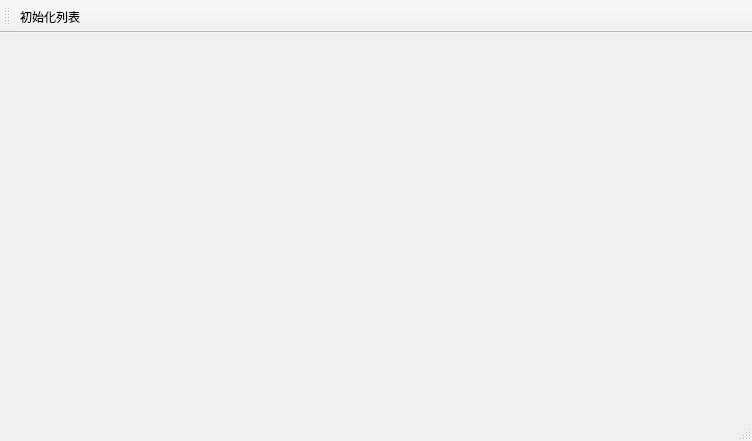
The window that samp4_7/mainwindow.ui (xx517230/Qt5p9DemoCode) describes before a commit, drawn with Qt 5.
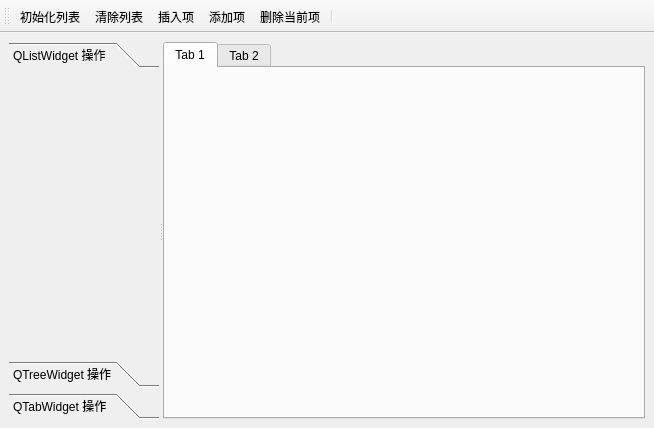
The same window after the commit. Icons and pictures are not drawn.

Patch:
```diff
--- a/samp4_7/mainwindow.ui
+++ b/samp4_7/mainwindow.ui
@@ -6,19 +6,91 @@
    <rect>
     <x>0</x>
     <y>0</y>
-    <width>752</width>
-    <height>441</height>
+    <width>654</width>
+    <height>428</height>
    </rect>
   </property>
   <property name="windowTitle">
    <string>MainWindow</string>
   </property>
-  <widget class="QWidget" name="centralwidget"/>
-  <widget class="QStatusBar" name="statusbar"/>
+  <widget class="QWidget" name="centralwidget">
+   <layout class="QGridLayout" name="gridLayout">
+    <item row="0" column="0">
+     <widget class="QSplitter" name="splitter">
+      <property name="orientation">
+       <enum>Qt::Horizontal</enum>
+      </property>
+      <widget class="QToolBox" name="toolBox">
+       <property name="minimumSize">
+        <size>
+         <width>120</width>
+         <height>0</height>
+        </size>
+       </property>
+       <property name="maximumSize">
+        <size>
+         <width>150</width>
+         <height>16777215</height>
+        </size>
+       </property>
+       <property name="currentIndex">
+        <number>0</number>
+       </property>
+       <widget class="QWidget" name="page_QListWidget">
+        <property name="geometry">
+         <rect>
+          <x>0</x>
+          <y>0</y>
+          <width>147</width>
+          <height>265</height>
+         </rect>
+        </property>
+        <attribute name="label">
+         <string>QListWidget 操作</string>
+        </attribute>
+       </widget>
+       <widget class="QWidget" name="page_QTreeWidget">
+        <property name="geometry">
+         <rect>
+          <x>0</x>
+          <y>0</y>
+          <width>147</width>
+          <height>265</height>
+         </rect>
+        </property>
+        <attribute name="label">
+         <string>QTreeWidget 操作</string>
+        </attribute>
+       </widget>
+       <widget class="QWidget" name="page_QTabWidget">
+        <attribute name="label">
+         <string>QTabWidget 操作</string>
+        </attribute>
+       </widget>
+      </widget>
+      <widget class="QTabWidget" name="tabWidget">
+       <widget class="QWidget" name="tab">
+        <attribute name="title">
+         <string>Tab 1</string>
+        </attribute>
+       </widget>
+       <widget class="QWidget" name="tab_2">
+        <attribute name="title">
+         <string>Tab 2</string>
+        </attribute>
+       </widget>
+      </widget>
+     </widget>
+    </item>
+   </layout>
+  </widget>
   <widget class="QToolBar" name="toolBar">
    <property name="windowTitle">
     <string>toolBar</string>
    </property>
+   <property name="toolButtonStyle">
+    <enum>Qt::ToolButtonTextUnderIcon</enum>
+   </property>
    <attribute name="toolBarArea">
     <enum>TopToolBarArea</enum>
    </attribute>
@@ -26,6 +98,11 @@
     <bool>false</bool>
    </attribute>
    <addaction name="actListIni"/>
+   <addaction name="actListClear"/>
+   <addaction name="actListInsert"/>
+   <addaction name="actListAppend"/>
+   <addaction name="actListDelete"/>
+   <addaction name="separator"/>
   </widget>
   <action name="actListIni">
    <property name="icon">
@@ -41,6 +118,79 @@
    <property name="shortcut">
     <string>Ctrl+I</string>
    </property>
+  </action>
+  <action name="actListClear">
+   <property name="icon">
+    <iconset resource="res.qrc">
+     <normaloff>:/images/icons/delete1.bmp</normaloff>:/images/icons/delete1.bmp</iconset>
+   </property>
+   <property name="text">
+    <string>清除列表</string>
+   </property>
+   <property name="toolTip">
+    <string>清除列表</string>
+   </property>
+  </action>
+  <action name="actListInsert">
+   <property name="icon">
+    <iconset resource="res.qrc">
+     <normaloff>:/images/icons/424.bmp</normaloff>:/images/icons/424.bmp</iconset>
+   </property>
+   <property name="text">
+    <string>插入项</string>
+   </property>
+   <property name="toolTip">
+    <string>插入项</string>
+   </property>
+   <property name="shortcut">
+    <string>Ctrl+S</string>
+   </property>
+  </action>
+  <action name="actListAppend">
+   <property name="icon">
+    <iconset resource="res.qrc">
+     <normaloff>:/images/icons/316.bmp</normaloff>:/images/icons/316.bmp</iconset>
+   </property>
+   <property name="text">
+    <string>添加项</string>
+   </property>
+   <property name="toolTip">
+    <string>添加项</string>
+   </property>
+   <property name="shortcut">
+    <string>Ctrl+A</string>
+   </property>
+  </action>
+  <action name="actListDelete">
+   <property name="icon">
+    <iconset resource="res.qrc">
+     <normaloff>:/images/icons/324.bmp</normaloff>:/images/icons/324.bmp</iconset>
+   </property>
+   <property name="text">
+    <string>删除当前项</string>
+   </property>
+   <property name="toolTip">
+    <string>删除当前项</string>
+   </property>
+   <property name="shortcut">
+    <string>Del</string>
+   </property>
+  </action>
+  <action name="actSelALL">
+   <property name="text">
+    <string>全选</string>
+   </property>
+   <property name="toolTip">
+    <string>全选</string>
+   </property>
+  </action>
+  <action name="actSelNone">
+   <property name="text">
+    <string>全不选</string>
+   </property>
+   <property name="toolTip">
+    <string>全不选</string>
+   </property>
    <property name="menuRole">
     <enum>QAction::NoRole</enum>
    </property>
```
Left out of the diff: 40 changed lines with no effect on the pictures.
